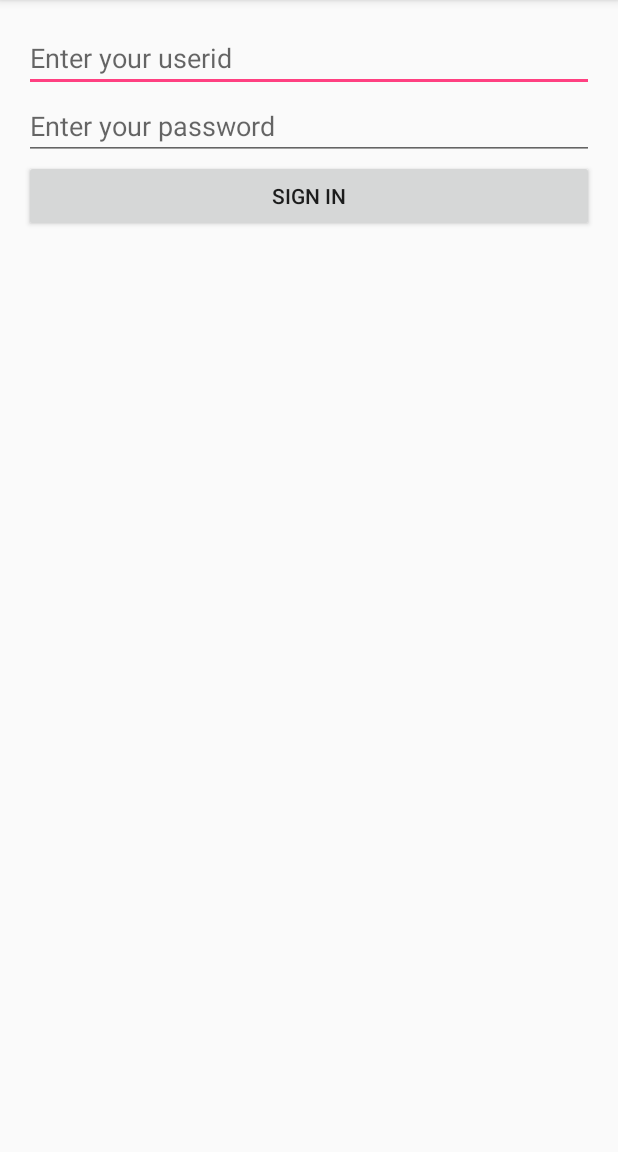
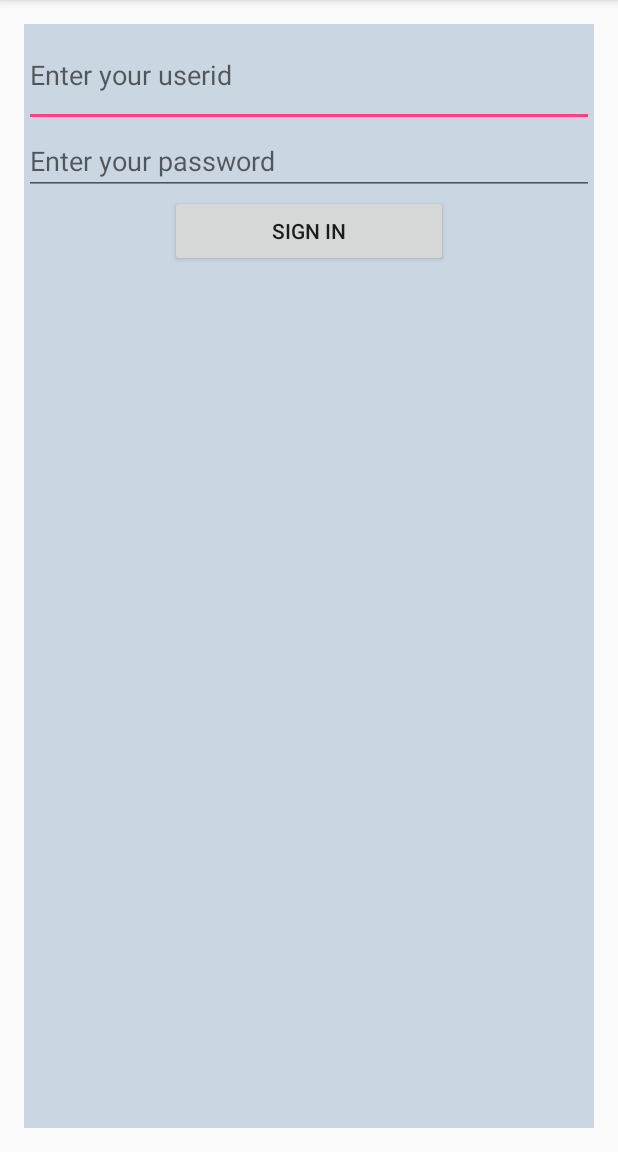
Before and after one commit to cheponin/ChoreWizard, an Android app: the LoginFragment screen opened directly, with no data from a screen before it, on a phone screen of 412 x 824 dp, the part 84-1236 px from its top. Run offline under Robolectric (Android 15) with nearby library versions, the phone set to English and light mode, and no system bars.

```diff
--- a/app/src/main/res/layout/fragment_login.xml
+++ b/app/src/main/res/layout/fragment_login.xml
@@ -3,7 +3,9 @@
     android:layout_width="match_parent"
     android:layout_height="match_parent"
     android:orientation="vertical"
-    tools:context="tcss450.uw.edu.chorewizard.authenticate.LoginFragment">
+    tools:context="tcss450.uw.edu.chorewizard.authenticate.LoginFragment"
+    android:weightSum="1"
+    android:background="#FFCAD7E3">
 
     <EditText
         android:layout_width="match_parent"
@@ -11,7 +13,8 @@
         android:id="@+id/user_id"
         android:hint="Enter your userid"
         android:layout_gravity="left"
-        android:inputType="textEmailAddress"/>
+        android:inputType="textEmailAddress"
+        android:layout_weight="0.04" />
 
     <EditText
         android:layout_width="match_parent"
@@ -22,9 +25,10 @@
         android:inputType="text"/>
 
     <Button
-        android:layout_width="match_parent"
+        android:layout_width="185dp"
         android:layout_height="wrap_content"
         android:id="@+id/signin_button"
-        android:text="Sign in"/>
+        android:text="Sign in"
+        android:layout_gravity="center_horizontal" />
 
 </LinearLayout>
--- /dev/null
+++ b/app/src/main/res/layout/sql_strings.xml
@@ -0,0 +1,6 @@
+<?xml version="1.0" encoding="utf-8"?>
+<LinearLayout xmlns:android="http://schemas.android.com/apk/res/android"
+    android:orientation="vertical" android:layout_width="match_parent"
+    android:layout_height="match_parent">
+
+</LinearLayout>
```
Also changed, not shown: app/src/main/java/tcss450/uw/edu/chorewizard/HomeActivity.java (+59 -2 lines), app/src/main/java/tcss450/uw/edu/chorewizard/data/AssignedChoreDB.java (added, +47 -0 lines), app/src/main/res/values/strings.xml (+9 -0 lines).
